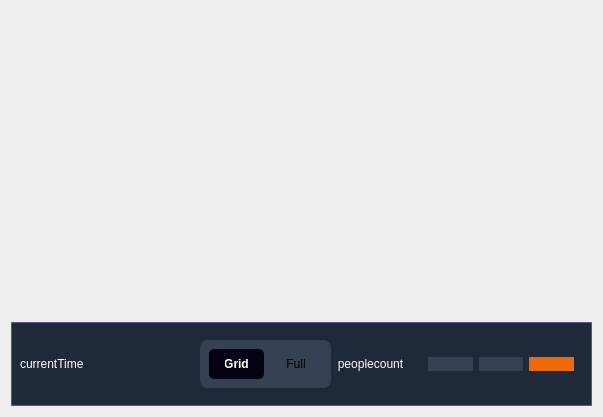
JustTALK-veda/Client_QT, file meeting.ui: the form before one commit.
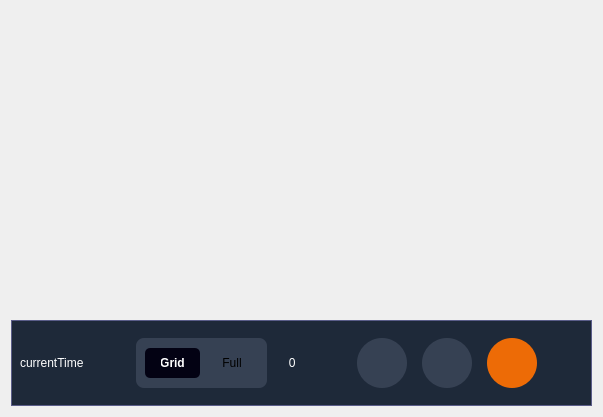
The form after the commit. Icons and pictures are not drawn.

The edit to the form file:
```diff
--- a/meeting.ui
+++ b/meeting.ui
@@ -31,14 +31,33 @@
         <property name="text">
          <string>currentTime</string>
         </property>
+        <property name="margin">
+         <number>20</number>
+        </property>
        </widget>
       </item>
+      <item>
+       <spacer name="horizontalSpacer_2">
+        <property name="orientation">
+         <enum>Qt::Orientation::Horizontal</enum>
+        </property>
+        <property name="sizeHint" stdset="0">
+         <size>
+          <width>40</width>
+          <height>20</height>
+         </size>
+        </property>
+       </spacer>
+      </item>
       <item>
        <widget class="QWidget" name="viewerContainer" native="true">
         <property name="styleSheet">
          <string notr="true">border: none;</string>
         </property>
         <layout class="QHBoxLayout" name="horizontalLayout_4">
+         <property name="spacing">
+          <number>15</number>
+         </property>
          <item>
           <widget class="QWidget" name="viewmodeContainer" native="true">
            <property name="styleSheet">
@@ -146,7 +165,7 @@
 </string>
            </property>
            <property name="text">
-            <string>peoplecount</string>
+            <string>  0</string>
            </property>
            <property name="icon">
             <iconset resource="Resources.qrc">
@@ -163,16 +182,45 @@
         </layout>
        </widget>
       </item>
+      <item>
+       <spacer name="horizontalSpacer">
+        <property name="orientation">
+         <enum>Qt::Orientation::Horizontal</enum>
+        </property>
+        <property name="sizeHint" stdset="0">
+         <size>
+          <width>40</width>
+          <height>20</height>
+         </size>
+        </property>
+       </spacer>
+      </item>
       <item>
        <widget class="QWidget" name="tools" native="true">
         <property name="styleSheet">
          <string notr="true">border: none;</string>
         </property>
         <layout class="QHBoxLayout" name="horizontalLayout_3">
+         <property name="spacing">
+          <number>15</number>
+         </property>
          <item>
           <widget class="QPushButton" name="camButton">
+           <property name="minimumSize">
+            <size>
+             <width>50</width>
+             <height>50</height>
+            </size>
+           </property>
+           <property name="maximumSize">
+            <size>
+             <width>50</width>
+             <height>50</height>
+            </size>
+           </property>
            <property name="styleSheet">
-            <string notr="true">background-color: #364153;  border: none; border-radius: 8px;</string>
+            <string notr="true">QPushButton {background-color: #364153;  border: none; border-radius: 25px;}
+QPushButton:hover { background-color: #5A6575; }</string>
            </property>
            <property name="text">
             <string/>
@@ -190,8 +238,21 @@
          </item>
          <item>
           <widget class="QPushButton" name="micButton">
+           <property name="minimumSize">
+            <size>
+             <width>50</width>
+             <height>50</height>
+            </size>
+           </property>
+           <property name="maximumSize">
+            <size>
+             <width>50</width>
+             <height>50</height>
+            </size>
+           </property>
            <property name="styleSheet">
-            <string notr="true">background-color: #364153;  border: none; border-radius: 8px;</string>
+            <string notr="true">QPushButton {background-color: #364153;  border: none; border-radius: 25px;}
+QPushButton:hover { background-color: #5A6575; }</string>
            </property>
            <property name="text">
             <string/>
@@ -209,8 +270,27 @@
          </item>
          <item>
           <widget class="QPushButton" name="exitButton">
+           <property name="sizePolicy">
+            <sizepolicy hsizetype="Minimum" vsizetype="Fixed">
+             <horstretch>0</horstretch>
+             <verstretch>0</verstretch>
+            </sizepolicy>
+           </property>
+           <property name="minimumSize">
+            <size>
+             <width>50</width>
+             <height>50</height>
+            </size>
+           </property>
+           <property name="maximumSize">
+            <size>
+             <width>50</width>
+             <height>50</height>
+            </size>
+           </property>
            <property name="styleSheet">
-            <string notr="true">background-color:#ED6B06; 	border: none; border-radius: 8px;</string>
+            <string notr="true">QPushButton{ background-color:#ED6B06; 	border: none; border-radius: 25px;}
+QPushButton:hover { background-color: #DC5A00; }</string>
            </property>
            <property name="text">
             <string/>
@@ -230,6 +310,19 @@
         </layout>
        </widget>
       </item>
+      <item>
+       <spacer name="horizontalSpacer_3">
+        <property name="orientation">
+         <enum>Qt::Orientation::Horizontal</enum>
+        </property>
+        <property name="sizeHint" stdset="0">
+         <size>
+          <width>40</width>
+          <height>20</height>
+         </size>
+        </property>
+       </spacer>
+      </item>
      </layout>
     </widget>
    </item>
```
